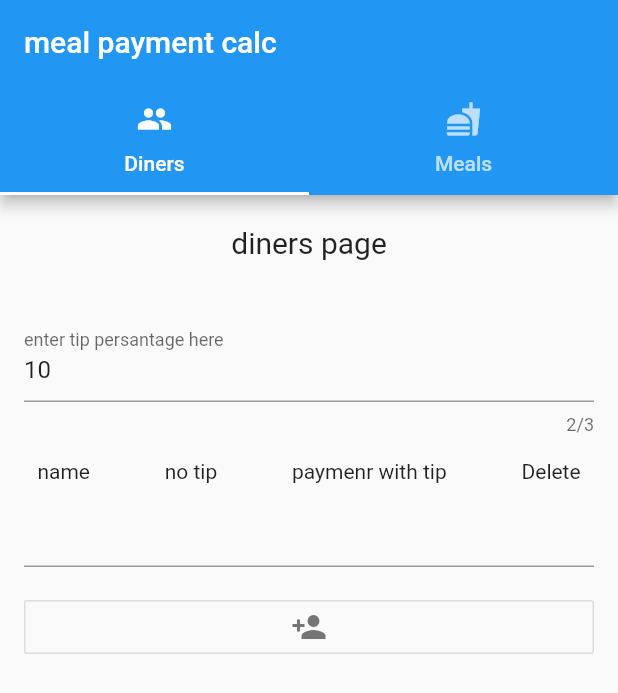
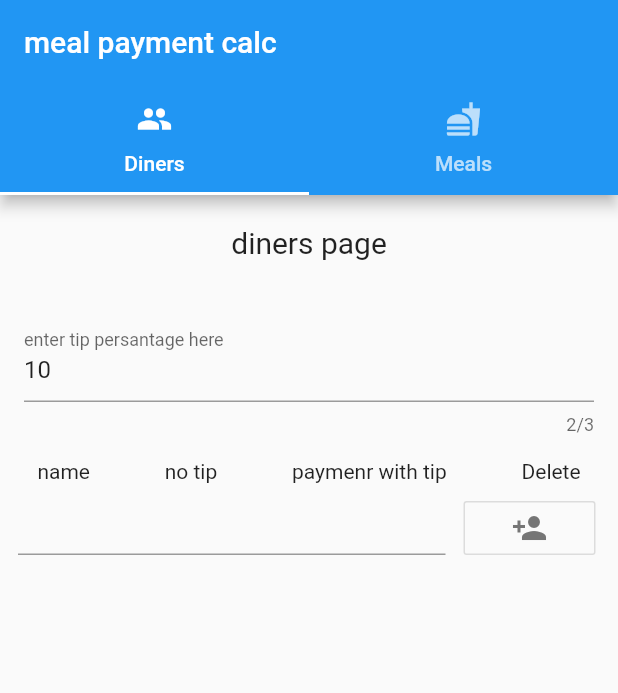
Before and after one commit to ShalevNehorai/mealPaymantCulculator, a Flutter app: the screen it shows after launch, on a phone screen of 412 x 824 dp. Shown: the top 693 px of the screen. Run offline on Flutter 3.47's test engine with Material 2 defaults, Android fonts, the phone set to English and light mode, and no system bars; our stand-ins replace fluttertoast.

Commit message:
change add person button location

```diff
--- a/lib/main.dart
+++ b/lib/main.dart
@@ -92,14 +92,19 @@ class AppState extends State<Home>{
               );
             },
           ),
-          Padding(
-            padding: const EdgeInsets.symmetric(vertical: 8.0, horizontal: 16.0),
+          Row(
+            children: <Widget>[
+              Flexible(
+                flex: 3,
+                child: Padding(
+                  padding: const EdgeInsets.only(right: 12.0, left: 12.0, bottom: 12.0),
                   child: TextField(
                     controller: tECDinerName,
                   ),
                 ),
-          Padding(
-            padding: const EdgeInsets.symmetric(vertical: 8.0, horizontal: 16.0),
+              ),
+              Flexible(
+                flex: 1,
                 child: OutlineButton(
                   splashColor: Colors.cyan,
                   child: Icon(
@@ -130,6 +135,8 @@ class AppState extends State<Home>{
                     }
                   },
                 ),
+              ),
+            ],
           ),
         ],
       ),
```
Lines whose indentation alone changed are shown as unchanged.
